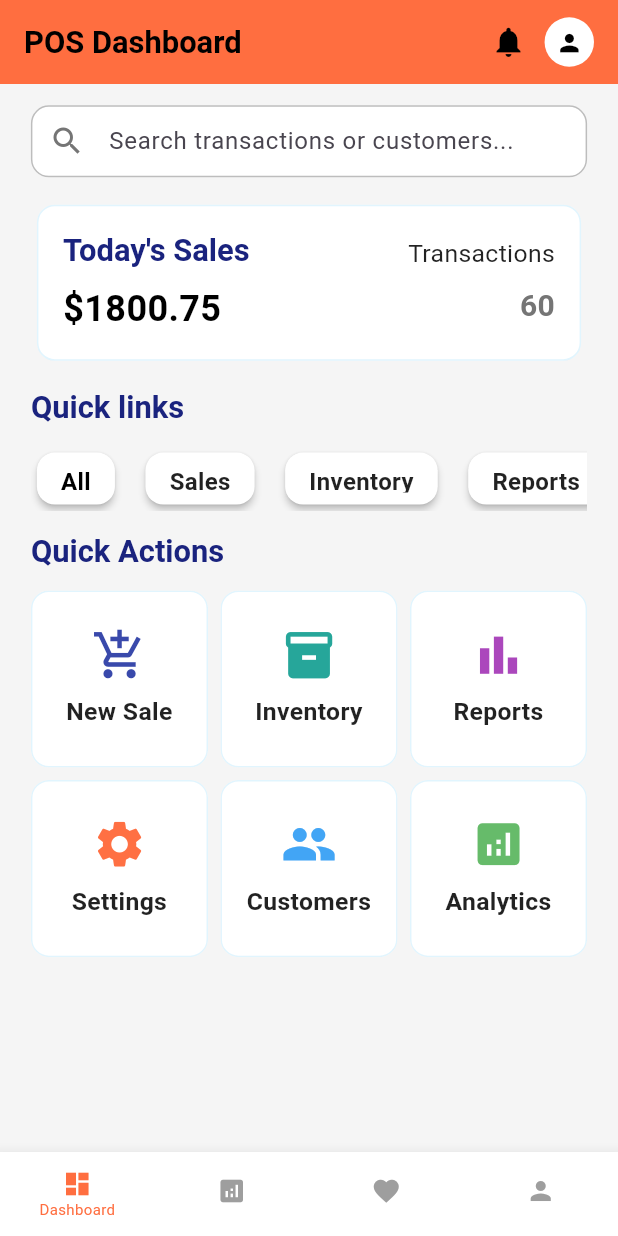
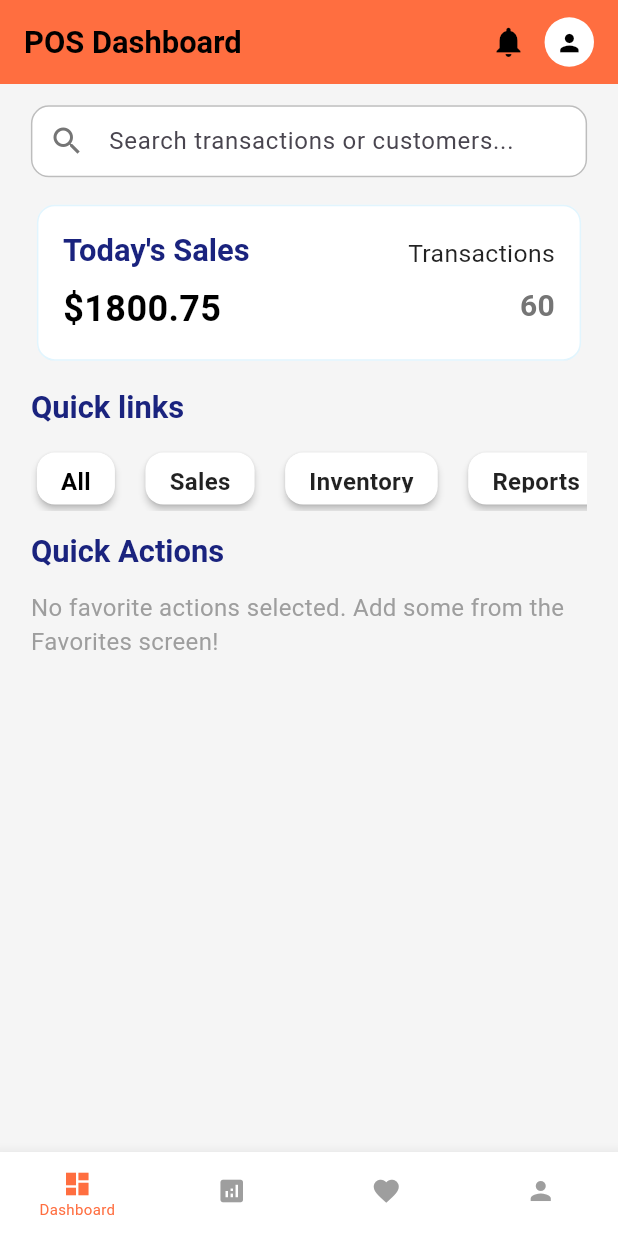
Before and after one commit to nabeer72/POS, a Flutter app: the screen it shows after launch, on a phone screen of 412 x 824 dp. Run offline on Flutter 3.47's test engine with Material 3 defaults, Android fonts, the phone set to English and light mode, and no system bars; our stand-ins replace flutter_spinkit, get; missing offline and left inert: flutter_keychain, mobile_scanner.

Commit message:
fix the issue

```diff
--- a/lib/Screens/button_bar.dart
+++ b/lib/Screens/button_bar.dart
@@ -1,6 +1,6 @@
-
 import 'package:flutter/material.dart';
 import 'package:pos/Screens/dashboard/home_screen.dart';
+import 'package:pos/Screens/favourite/favourites_screen.dart';
 
 class BottomNavigation extends StatefulWidget {
   @override
@@ -13,11 +13,25 @@ class _BottomNavigationState extends State<BottomNavigation> {
   // List of screens to navigate between
   final List<Widget> _screens = [
     DashboardScreen(),
-    // SalesScreen(),
-    // InventoryScreen(),
-    // ReportsScreen(),
-    // FavoriteScreen(),
-    // ProfileScreen(),
+    // Replace with your actual ReportsScreen()
+    Scaffold(
+      body: Center(
+        child: Text(
+          "Reports Screen Placeholder",
+          style: TextStyle(fontSize: 20, fontWeight: FontWeight.bold),
+        ),
+      ),
+    ),
+    FavoritesScreen(),
+    // Replace with your actual ProfileScreen()
+    Scaffold(
+      body: Center(
+        child: Text(
+          "Profile Screen Placeholder",
+          style: TextStyle(fontSize: 20, fontWeight: FontWeight.bold),
+        ),
+      ),
+    ),
   ];
 
   void _onItemTapped(int index) {
--- a/lib/Screens/dashboard/home_screen.dart
+++ b/lib/Screens/dashboard/home_screen.dart
@@ -1,5 +1,10 @@
 import 'package:flutter/material.dart';
-import 'package:flutter/services.dart'; // For SystemUiOverlayStyle
+import 'package:flutter/services.dart';
+import 'package:get/get.dart';
+import 'package:pos/Screens/customers/customer_screen.dart';
+import 'package:pos/Screens/dashboard/inventory/inventory_screen.dart';
+import 'package:pos/Screens/newSales/new_sales_screen.dart';
+import 'package:pos/Services/Controllers/favourites_screen_controller.dart';
 import 'package:pos/widgets/action_card.dart';
 import 'package:pos/widgets/sales_card.dart';
 import 'package:pos/widgets/search_bar.dart';
@@ -9,6 +14,17 @@ class DashboardScreen extends StatelessWidget {
 
   @override
   Widget build(BuildContext context) {
+    // 🔹 Status bar ka color AppBar ke color jaisa kar diya
+    SystemChrome.setSystemUIOverlayStyle(
+      const SystemUiOverlayStyle(
+        statusBarColor: Colors.deepOrangeAccent, // AppBar ka color
+        statusBarIconBrightness: Brightness.light, // Status bar ke icons white
+      ),
+    );
+
+    final FavoritesController favoritesController =
+        Get.put(FavoritesController());
+
     final screenWidth = MediaQuery.of(context).size.width;
     final isTablet = screenWidth > 600;
     final isLargeScreen = screenWidth > 900;
@@ -18,41 +34,35 @@ class DashboardScreen extends StatelessWidget {
       'transactionCount': 60,
     };
 
-    return AnnotatedRegion<SystemUiOverlayStyle>(
-      value: const SystemUiOverlayStyle(
-        statusBarColor: Colors.deepOrangeAccent, // Match AppBar background
-        statusBarIconBrightness: Brightness.dark, // Dark icons for light background
-      ),
-      child: Scaffold(
+    return Scaffold(
       appBar: AppBar(
         title: Text(
           'POS Dashboard',
           style: TextStyle(
-              fontSize: (isLargeScreen ? 24.0 : screenWidth * 0.05).clamp(16.0, 26.0),
+            fontSize:
+                (isLargeScreen ? 24.0 : screenWidth * 0.05).clamp(16.0, 26.0),
             color: Colors.black,
             fontWeight: FontWeight.bold,
           ),
         ),
-          backgroundColor: Colors.transparent, // Match InventoryScreen
+        backgroundColor: Colors.deepOrangeAccent, // ✅ direct AppBar color
         elevation: 0,
-          flexibleSpace: Container(
-            decoration: const BoxDecoration(
-              color: Colors.deepOrangeAccent, // Match InventoryScreen
-            ),
-          ),
         actions: [
           IconButton(
             icon: const Icon(Icons.notifications, color: Colors.black),
             onPressed: () {},
           ),
           Padding(
-              padding: EdgeInsets.only(right: (screenWidth * 0.04).clamp(8.0, 16.0)),
+            padding:
+                EdgeInsets.only(right: (screenWidth * 0.04).clamp(8.0, 16.0)),
             child: CircleAvatar(
-                radius: (isLargeScreen ? 20.0 : screenWidth * 0.04).clamp(14.0, 22.0),
+              radius:
+                  (isLargeScreen ? 20.0 : screenWidth * 0.04).clamp(14.0, 22.0),
               backgroundColor: Colors.white,
               child: Icon(
                 Icons.person,
-                  size: (isLargeScreen ? 24.0 : screenWidth * 0.045).clamp(16.0, 26.0),
+                size: (isLargeScreen ? 24.0 : screenWidth * 0.045)
+                    .clamp(16.0, 26.0),
                 color: Colors.black,
               ),
             ),
@@ -96,12 +106,12 @@ class DashboardScreen extends StatelessWidget {
                     isLargeScreen,
                     constraints.maxWidth,
                     constraints.maxHeight,
+                    favoritesController,
                   ),
                 ],
               ),
             );
           },
-          ),
         ),
       ),
     );
@@ -162,12 +172,62 @@ class DashboardScreen extends StatelessWidget {
     );
   }
 
-  Widget _buildQuickActionsSection(BuildContext context, bool isTablet,
-      bool isLargeScreen, double screenWidth, double screenHeight) {
+  Widget _buildQuickActionsSection(
+    BuildContext context,
+    bool isTablet,
+    bool isLargeScreen,
+    double screenWidth,
+    double screenHeight,
+    FavoritesController favoritesController,
+  ) {
     final cardSize = (screenWidth *
-            (isLargeScreen ? 0.22 : isTablet ? 0.28 : 0.3))
+            (isLargeScreen
+                ? 0.22
+                : isTablet
+                    ? 0.28
+                    : 0.3))
         .clamp(100.0, 200.0);
     final spacing = (screenWidth * 0.02).clamp(8.0, 16.0);
+
+    final allQuickActions = [
+      {
+        'title': 'New Sale',
+        'icon': Icons.add_shopping_cart,
+        'color': Colors.indigo[600]!,
+      },
+      {
+        'title': 'Inventory',
+        'icon': Icons.inventory,
+        'color': Colors.teal[400]!,
+      },
+      {
+        'title': 'Reports',
+        'icon': Icons.bar_chart,
+        'color': Colors.purple[400]!,
+      },
+      {
+        'title': 'Settings',
+        'icon': Icons.settings,
+        'color': Colors.deepOrange[400]!,
+      },
+      {
+        'title': 'Customers',
+        'icon': Icons.group,
+        'color': Colors.blue[400]!,
+      },
+      {
+        'title': 'Analytics',
+        'icon': Icons.analytics,
+        'color': Colors.green[400]!,
+      },
+    ];
+
+    return Obx(() {
+      final favoriteActions = allQuickActions
+          .where((action) =>
+              favoritesController.favoriteActions.contains(action['title']))
+          .toList();
+
       return Column(
         crossAxisAlignment: CrossAxisAlignment.start,
         children: [
@@ -177,52 +237,54 @@ class DashboardScreen extends StatelessWidget {
                 const TextStyle(fontSize: 20, fontWeight: FontWeight.bold),
           ),
           const SizedBox(height: 12),
-        GridView.count(
-          crossAxisCount: isLargeScreen ? 4 : isTablet ? 3 : 3,
+          favoriteActions.isEmpty
+              ? const Center(
+                  child: Text(
+                    'No favorite actions selected. Add some from the Favorites screen!',
+                    style: TextStyle(fontSize: 16, color: Colors.grey),
+                  ),
+                )
+              : GridView.count(
+                  crossAxisCount: 3, // ✅ 3 cards per row
                   shrinkWrap: true,
                   physics: const NeverScrollableScrollPhysics(),
                   mainAxisSpacing: spacing,
                   crossAxisSpacing: spacing,
-          children: [
-            QuickActionCard(
-              title: 'New Sale',
-              icon: Icons.add_shopping_cart,
-              color: Colors.indigo[600]!,
+                  childAspectRatio: 1.0,
+                  children: favoriteActions.map((action) {
+                    return QuickActionCard(
+                      title: action['title'] as String,
+                      icon: action['icon'] as IconData,
+                      color: action['color'] as Color,
                       cardSize: cardSize,
-            ),
-            QuickActionCard(
-              title: 'Inventory',
-              icon: Icons.inventory,
-              color: Colors.teal[400]!,
-              cardSize: cardSize,
-            ),
-            QuickActionCard(
-              title: 'Reports',
-              icon: Icons.bar_chart,
-              color: Colors.purple[400]!,
-              cardSize: cardSize,
-            ),
-            QuickActionCard(
-              title: 'Settings',
-              icon: Icons.settings,
-              color: Colors.deepOrange[400]!,
-              cardSize: cardSize,
-            ),
-            QuickActionCard(
-              title: 'Customers',
-              icon: Icons.group,
-              color: Colors.blue[400]!,
-              cardSize: cardSize,
-            ),
-            QuickActionCard(
-              title: 'Analytics',
-              icon: Icons.analytics,
-              color: Colors.green[400]!,
-              cardSize: cardSize,
-            ),
-          ],
+                      onTap: () {
+                        switch (action['title']) {
+                          case 'New Sale':
+                            Get.to(() => const NewSaleScreen());
+                            break;
+                          case 'Inventory':
+                            Get.to(() => const InventoryScreen());
+                            break;
+                          case 'Reports':
+                            Get.toNamed('/reports');
+                            break;
+                          case 'Settings':
+                            Get.toNamed('/settings');
+                            break;
+                          case 'Customers':
+                            Get.to(() => const AddCustomerScreen());
+                            break;
+                          case 'Analytics':
+                            Get.toNamed('/analytics');
+                            break;
+                        }
+                      },
+                      showFavorite: false,
+                    );
+                  }).toList(),
                 ),
         ],
       );
+    });
   }
 }
--- /dev/null
+++ b/lib/Services/Controllers/favourites_screen_controller.dart
@@ -0,0 +1,50 @@
+import 'dart:convert';
+import 'package:get/get.dart';
+import 'package:flutter_keychain/flutter_keychain.dart';
+
+class FavoritesController extends GetxController {
+  var favoriteActions = <String>[].obs;
+
+  static const _storageKey = "favorite_actions";
+
+  @override
+  void onInit() {
+    super.onInit();
+    _loadFavorites(); // 🔹 App start pe saved favorites load
+  }
+
+  Future<void> addFavorite(String action) async {
+    if (!favoriteActions.contains(action)) {
+      favoriteActions.add(action);
+      await _saveFavorites(); // 🔹 Save after add
+    }
+  }
+
+  Future<void> removeFavorite(String action) async {
+    favoriteActions.remove(action);
+    await _saveFavorites(); // 🔹 Save after remove
+  }
+
+  /// 🔹 Save list to flutter_keychain
+  Future<void> _saveFavorites() async {
+    try {
+      final jsonString = jsonEncode(favoriteActions.toList());
+      await FlutterKeychain.put(key: _storageKey, value: jsonString);
+    } catch (e) {
+      print("Error saving favorites: $e");
+    }
+  }
+
+  /// 🔹 Load list from flutter_keychain
+  Future<void> _loadFavorites() async {
+    try {
+      final jsonString = await FlutterKeychain.get(key: _storageKey);
+      if (jsonString != null && jsonString.isNotEmpty) {
+        final List<dynamic> data = jsonDecode(jsonString);
+        favoriteActions.assignAll(data.map((e) => e.toString()));
+      }
+    } catch (e) {
+      print("Error loading favorites: $e");
+    }
+  }
+}
--- a/lib/main.dart
+++ b/lib/main.dart
@@ -1,12 +1,14 @@
 import 'package:flutter/material.dart';
 import 'package:get/get.dart';
 import 'package:pos/Screens/Loader/loader.dart';
+import 'package:pos/Services/Controllers/favourites_screen_controller.dart';
 
 // Constants for styling
 const _primaryColor = Color(0xFF1A237E);
 const _cardColor = Colors.white;
 
 void main() {
+    Get.put(FavoritesController());
   runApp(const MyApp());
 }
 
--- a/lib/widgets/action_card.dart
+++ b/lib/widgets/action_card.dart
@@ -1,16 +1,15 @@
 import 'package:flutter/material.dart';
-import 'package:get/get.dart';
-import 'package:pos/Screens/customers/customer_screen.dart';
-import 'package:pos/Screens/dashboard/inventory/inventory_screen.dart';
-import 'package:pos/Screens/newSales/new_sales_screen.dart';
 
 class QuickActionCard extends StatelessWidget {
   final String title;
-  final num? price; // Changed to num? to handle num from salesData
+  final num? price;
   final IconData icon;
   final Color color;
   final double cardSize;
   final Function()? onTap;
+  final bool showFavorite; // ❤️ sirf FavoritesScreen me show hoga
+  final bool isFavorite;
+  final VoidCallback? onFavoriteToggle;
 
   const QuickActionCard({
     super.key,
@@ -20,16 +19,10 @@ class QuickActionCard extends StatelessWidget {
     required this.color,
     required this.cardSize,
     this.onTap,
+    this.showFavorite = false,
+    this.isFavorite = false,
+    this.onFavoriteToggle,
   });
-
-  static final Map<String, Function()> _navigationMap = {
-    'New Sale': () => Get.to(() => const NewSaleScreen()),
-    'Inventory': () => Get.to(() => const InventoryScreen()),
-    'Reports': () => Get.toNamed('/reports'),
-    'Settings': () => Get.toNamed('/settings'),
-    'Customers': () => Get.to(() => const AddCustomerScreen()),
-    'Analytics': () => Get.toNamed('/analytics'),
-  };
 
   @override
   Widget build(BuildContext context) {
@@ -45,22 +38,17 @@ class QuickActionCard extends StatelessWidget {
           color: Colors.white,
         ),
         child: InkWell(
-          onTap: onTap ??
-              () {
-                final navigationAction = _navigationMap[title];
-                if (navigationAction != null) {
-                  navigationAction();
-                } else {
-                  Get.snackbar('Error', 'No route defined for $title');
-                }
-              },
+          onTap: showFavorite ? onFavoriteToggle : onTap, // ✅ FavoritesScreen → toggle
           borderRadius: BorderRadius.circular(12),
+          child: Stack(
+            children: [
+              Center(
                 child: Column(
-            mainAxisAlignment: MainAxisAlignment.center,
+                  mainAxisSize: MainAxisSize.min,
                   children: [
                     Icon(
                       icon,
-                size: cardSize * 0.3,
+                      size: cardSize * 0.35,
                       color: color,
                     ),
                     const SizedBox(height: 8),
@@ -91,6 +79,19 @@ class QuickActionCard extends StatelessWidget {
                   ],
                 ),
               ),
+              if (showFavorite) // ✅ Sirf FavoritesScreen me show hoga
+                Positioned(
+                  top: 8,
+                  right: 8,
+                  child: Icon(
+                    isFavorite ? Icons.favorite : Icons.favorite_border,
+                    color: isFavorite ? Colors.red : Colors.grey,
+                    size: cardSize * 0.19,
+                  ),
+                ),
+            ],
+          ),
+        ),
       ),
     );
   }
--- a/pubspec.yaml
+++ b/pubspec.yaml
@@ -39,6 +39,7 @@ dependencies:
   get: ^4.7.2
   flutter_spinkit: ^5.2.2
   mobile_scanner: ^6.0.10
+  flutter_keychain: ^2.5.0
 
 dev_dependencies:
   flutter_test:
```
Also changed, not shown: lib/Screens/favourite/favourites_screen.dart (+131 -150 lines), lib/Services/Controllers/favourites_screen.dart (deleted, +0 -17 lines), pubspec.lock. Lines whose indentation alone changed are shown as unchanged.
